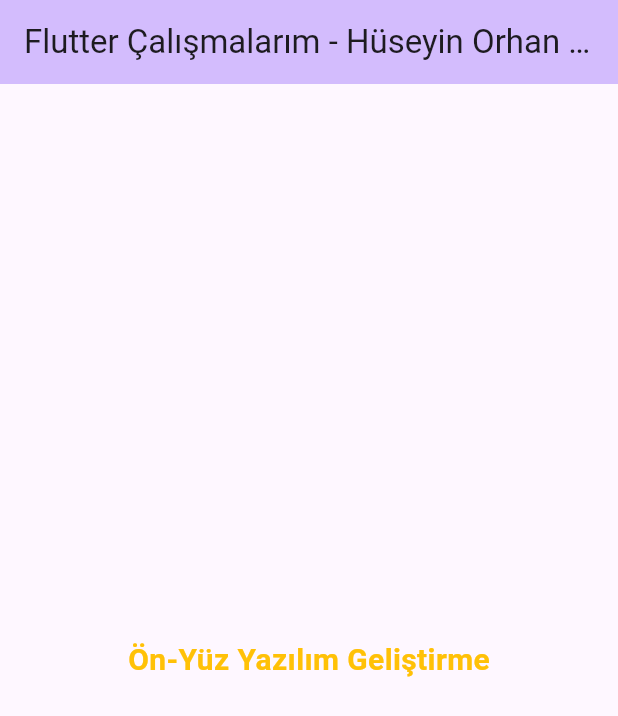
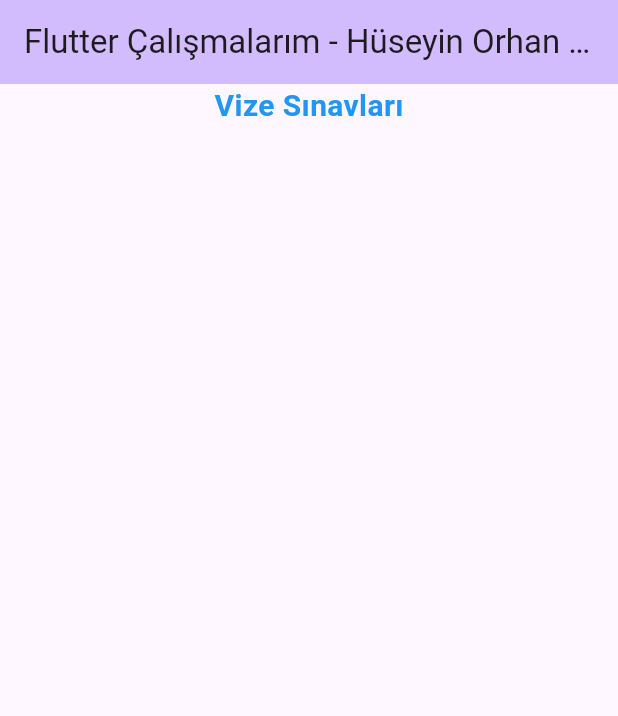
Before and after one commit to orhankrty/flutterCalismalarim, a Flutter app: the screen it shows after launch, on a phone screen of 412 x 824 dp. Shown: the top 716 px of the screen. Run offline on Flutter 3.47's test engine with Material 3 defaults, Android fonts, the phone set to English and light mode, and no system bars.

Commit message:
body'de row widget kullanımı ile mainAxisAlignment çalışması içeren text widget'ı ve stil özellikleri çalışması kodlandı

```diff
--- a/flutter_calismalarim/lib/main.dart
+++ b/flutter_calismalarim/lib/main.dart
@@ -46,21 +46,36 @@ class _MyHomePageState extends State<MyHomePage> {
         backgroundColor: Theme.of(context).colorScheme.inversePrimary,
         title: Text(widget.title),
       ),
-      body: Column(
+      body: Row(
         mainAxisAlignment: MainAxisAlignment.center,
         children: [
-          Center(
-            child: Text(
-              "Ön-Yüz Yazılım Geliştirme",
-              style: TextStyle(
-                color: Colors.amber,
-                fontSize: 20,
-                fontWeight: FontWeight.bold,
-              ),
+          Text(
+            "Vize Sınavları",
+            style: TextStyle(
+              color: Colors.blue,
+              fontSize: 20,
+              fontWeight: FontWeight.bold,
             ),
           ),
         ],
       ),
+
+
+      // body: Column(
+      //   mainAxisAlignment: MainAxisAlignment.center,
+      //   children: [
+      //     Center(
+      //       child: Text(
+      //         "Ön-Yüz Yazılım Geliştirme",
+      //         style: TextStyle(
+      //           color: Colors.amber,
+      //           fontSize: 20,
+      //           fontWeight: FontWeight.bold,
+      //         ),
+      //       ),
+      //     ),
+      //   ],
+      // ),
 
 
       // body: Column(
```
